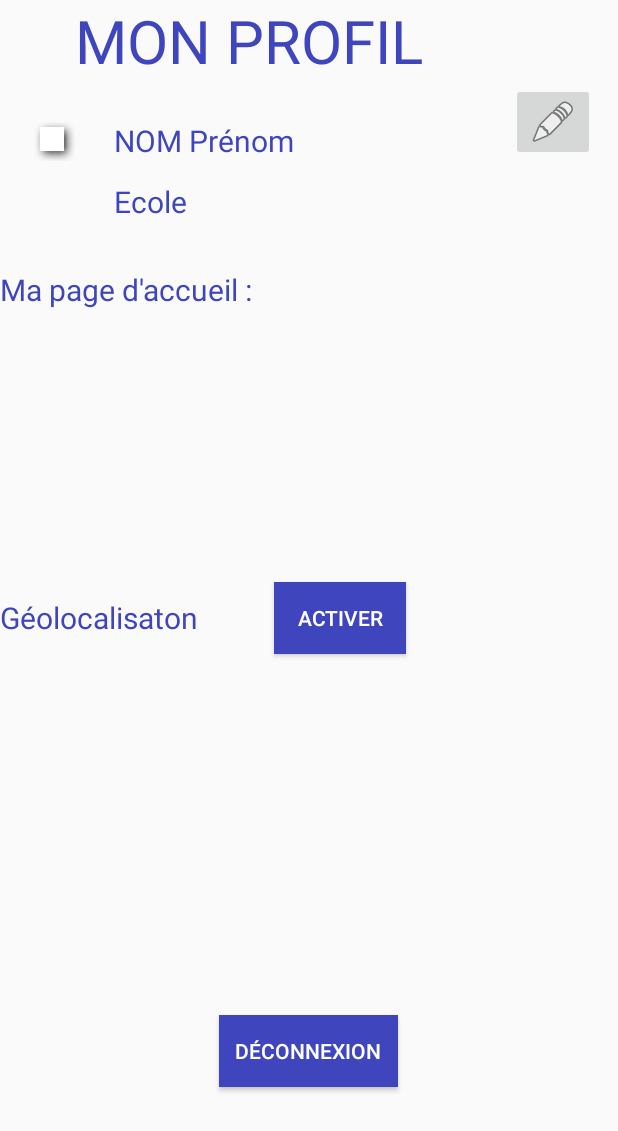
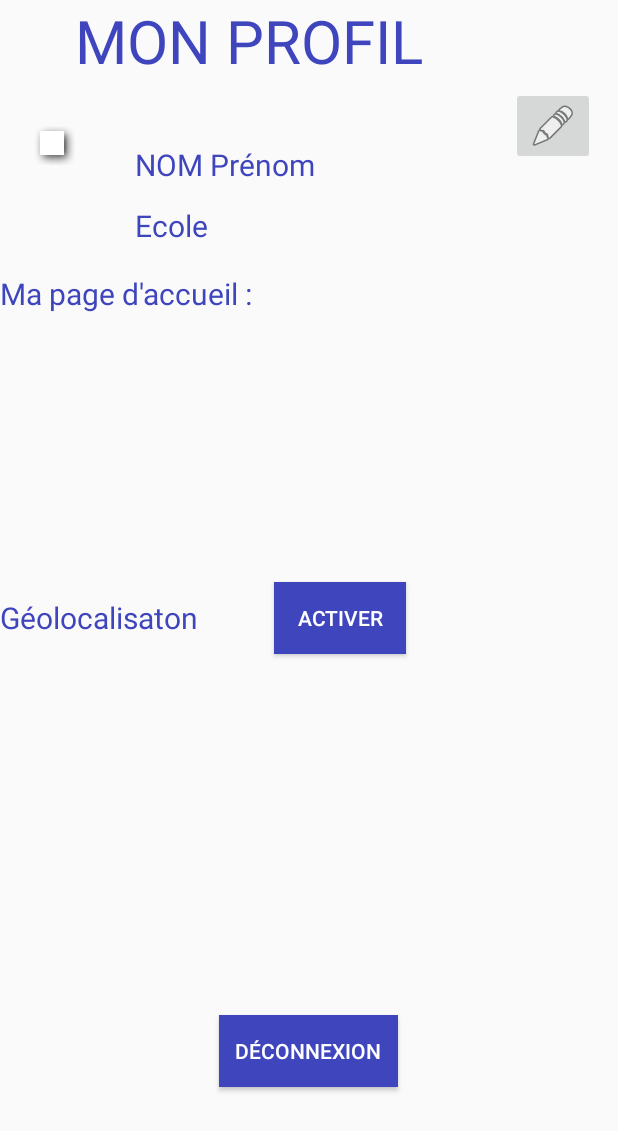
Before and after one commit to matlamy/appli_event, an Android app: the ProfilActivity screen opened directly, with no data from a screen before it, on a phone screen of 412 x 824 dp. Shown: the top 1131 px of the screen. Run offline under Robolectric (Android 15) with nearby library versions, the phone set to English and light mode, and no system bars; our stand-ins replace Firebase (no records; nobody signed in at launch, a user with empty details on screens opened directly).

Commit message:
modif textView profil

```diff
--- a/PROJET/app/src/main/java/com/lamy/mathilde/projet100h/Activity/ProfilActivity.java
+++ b/PROJET/app/src/main/java/com/lamy/mathilde/projet100h/Activity/ProfilActivity.java
@@ -13,12 +13,16 @@ import android.widget.ToggleButton;
 import com.google.firebase.auth.FirebaseAuth;
 import com.lamy.mathilde.projet100h.R;
 
+import org.w3c.dom.Text;
+
 public class ProfilActivity extends AppCompatActivity {
 
     private Button btnDeconnexion ;
     private ImageButton btnModif ;
     private TextView textViewEcole ;
     private TextView textViewNom ;
+    private TextView tVNomPrenom ;
+    private TextView tVEcole ;
     private int i = 0 ;
 
 
@@ -31,6 +35,8 @@ public class ProfilActivity extends AppCompatActivity {
         btnDeconnexion = (Button) findViewById(R.id.buttonDeconnexion);
         textViewEcole = (TextView) findViewById(R.id.textViewEcole) ;
         textViewNom = (TextView) findViewById(R.id.textViewNomPrenom) ;
+        tVEcole = (TextView) findViewById(R.id.tVEcole) ;
+        tVNomPrenom = (TextView) findViewById(R.id.tVNomPrenom) ;
 
 
         if (i!=0) {
@@ -40,7 +46,13 @@ public class ProfilActivity extends AppCompatActivity {
             String ecole = bundle.getString("ecole");
 
             textViewEcole.setText(ecole);
+            textViewEcole.setVisibility(View.VISIBLE);
+            tVEcole.setVisibility(View.INVISIBLE);
+
             textViewNom.setText(nom);
+            textViewNom.setVisibility(View.VISIBLE);
+            tVNomPrenom.setVisibility(View.INVISIBLE);
+
 
         }
 
--- a/PROJET/app/src/main/res/layout/activity_profil.xml
+++ b/PROJET/app/src/main/res/layout/activity_profil.xml
@@ -10,10 +10,10 @@
         android:id="@+id/imageView"
         android:layout_width="wrap_content"
         android:layout_height="wrap_content"
-        android:layout_alignStart="@+id/textViewPageAccueil"
+        android:layout_alignParentStart="true"
         android:layout_below="@+id/textViewProfil"
         android:layout_marginStart="22dp"
-        android:layout_marginTop="27dp"
+        android:layout_marginTop="30dp"
         android:textColor="#3E45BD"
         app:srcCompat="@android:drawable/picture_frame" />
 
@@ -25,8 +25,8 @@
         android:layout_alignBottom="@+id/imageView"
         android:layout_marginStart="26dp"
         android:layout_toEndOf="@+id/imageView"
-        android:text="NOM Prénom"
-        android:textSize="20sp" />
+        android:textSize="20sp"
+        android:visibility="invisible"/>
 
     <TextView
         android:id="@+id/textViewEcole"
@@ -36,8 +36,32 @@
         android:layout_alignStart="@+id/textViewNomPrenom"
         android:layout_below="@+id/textViewNomPrenom"
         android:layout_marginTop="13dp"
+        android:textSize="20sp"
+        android:visibility="invisible"/>
+
+    <TextView
+        android:id="@+id/tVNomPrenom"
+        android:layout_width="wrap_content"
+        android:layout_height="wrap_content"
+        android:textColor="#3E45BD"
+        android:layout_marginTop="13dp"
+        android:textSize="20sp"
+        android:layout_alignTop="@+id/textViewNomPrenom"
+        android:layout_marginStart="14dp"
+        android:layout_toEndOf="@+id/textViewNomPrenom"
+        android:text="NOM Prénom"
+        android:visibility="visible"/>
+    <TextView
+        android:id="@+id/tVEcole"
+        android:layout_width="wrap_content"
+        android:layout_height="wrap_content"
+        android:textColor="#3E45BD"
+        android:layout_alignStart="@+id/tVNomPrenom"
+        android:layout_below="@+id/tVNomPrenom"
+        android:layout_marginTop="13dp"
+        android:textSize="20sp"
         android:text="Ecole"
-        android:textSize="20sp" />
+        android:visibility="visible"/>
 
     <TextView
         android:id="@+id/textViewPageAccueil"
@@ -48,7 +72,6 @@
         android:text="Ma page d'accueil :"
         android:textSize="20sp"
         android:layout_below="@+id/textViewEcole"
-        android:layout_toStartOf="@+id/textViewPage"
         android:layout_marginEnd="14dp" />
 
     <ImageButton
@@ -104,4 +127,6 @@
         android:textOff="Activer"
         android:textOn="Désactiver" />
 
+
+
 </RelativeLayout>
```
